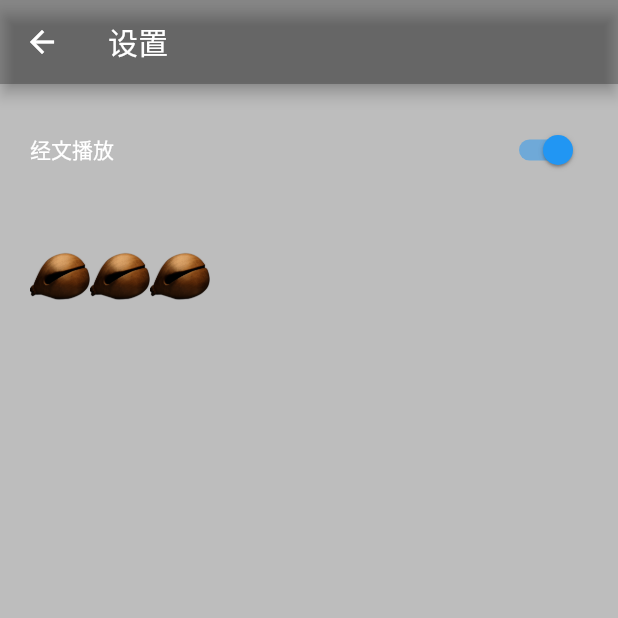
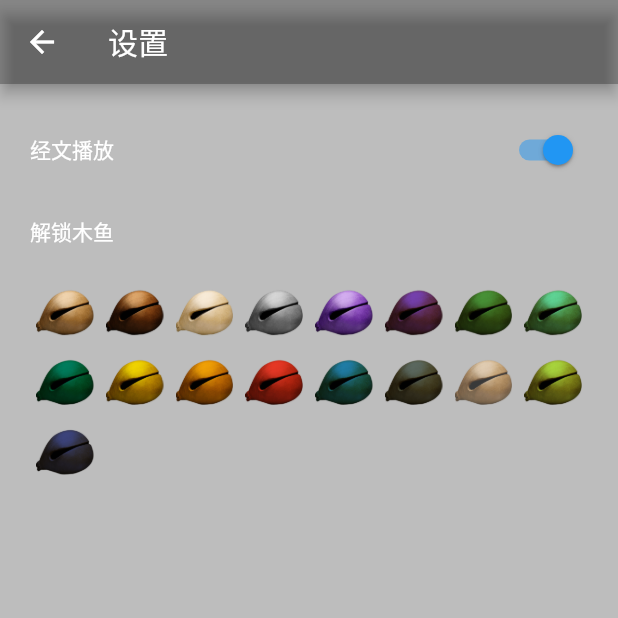
Before and after one commit to GodCodeApps/WoodenFishFlutter, a Flutter app: the Setting screen opened by its route, on a phone screen of 412 x 824 dp, the top half of it. Run offline on Flutter 3.47's test engine with Material 2 defaults, Android fonts, the phone set to English and light mode, and no system bars; our stand-ins replace flutter_swiper, shared_preferences; missing offline and left inert: audioplayer, dart:ffi, flutter_lifecycle_aware; accounts and stored records are empty.

Commit message:
图标，解锁木鱼

```diff
--- a/lib/model/constant.dart
+++ b/lib/model/constant.dart
@@ -1,3 +1,49 @@
+import 'package:flutter/material.dart';
+
 class Constant {
   static const String countKey = "count_key";
+  static const String musicKey = "music_key";
+  static const String fishKey = "fish_key";
+  static const dataList = [
+    ColorFilter.mode(Colors.white, BlendMode.modulate),
+    ColorFilter.srgbToLinearGamma(),
+    ColorFilter.linearToSrgbGamma(),
+    ColorFilter.matrix(<double>[
+      0.2126,
+      0.7152,
+      0.0722,
+      0,
+      0,
+      0.2126,
+      0.7152,
+      0.0722,
+      0,
+      0,
+      0.2126,
+      0.7152,
+      0.0722,
+      0,
+      0,
+      0,
+      0,
+      0,
+      1,
+      0,
+    ]),
+    ColorFilter.matrix(
+        <double>[0, 1, 0, 0, 0, 0, 0, 1, 0, 0, 1, 0, 0, 0, 0, 0, 0, 0, 1, 0]),
+    ColorFilter.mode(Colors.deepPurpleAccent, BlendMode.modulate),
+    ColorFilter.mode(Colors.green, BlendMode.modulate),
+    ColorFilter.mode(Colors.tealAccent, BlendMode.modulate),
+    ColorFilter.mode(Colors.teal, BlendMode.modulate),
+    ColorFilter.mode(Colors.yellowAccent, BlendMode.modulate),
+    ColorFilter.mode(Colors.amber, BlendMode.modulate),
+    ColorFilter.mode(Colors.red, BlendMode.modulate),
+    ColorFilter.mode(Colors.blue, BlendMode.modulate),
+    ColorFilter.mode(Colors.blueGrey, BlendMode.modulate),
+    ColorFilter.mode(Colors.white70, BlendMode.modulate),
+    ColorFilter.mode(Colors.lightGreenAccent, BlendMode.modulate),
+    ColorFilter.mode(Colors.indigo, BlendMode.modulate),
+
+  ];
 }
--- a/lib/model/storage.dart
+++ b/lib/model/storage.dart
@@ -12,4 +12,13 @@ class Storage {
     SharedPreferences sp = await SharedPreferences.getInstance();
     return sp.getInt(key) ?? 0;
   }
+  static Future<void> setBool(key, value) async {
+    SharedPreferences sp = await SharedPreferences.getInstance();
+    sp.setBool(key, value);
+  }
+
+  static Future<bool> getBool(key) async {
+    SharedPreferences sp = await SharedPreferences.getInstance();
+    return sp.getBool(key) ?? false;
+  }
 }
--- a/lib/pages/home.dart
+++ b/lib/pages/home.dart
@@ -13,13 +13,13 @@ class Home extends StatefulWidget {
   @override
   State<Home> createState() => _HomeState();
 }
+
 class HomeViewModel extends LifecycleObserver {
   ///需要释放的资源
   ScrollController controller = ScrollController();
 
   ///初始化数据
-  void initData() {
-  }
+  void initData() {}
 
   ///销毁/释放资源
   void destroy() {
@@ -37,31 +37,40 @@ class HomeViewModel extends LifecycleObserver {
     }
   }
 }
+
 class _HomeState extends State<Home> with TickerProviderStateMixin, Lifecycle {
   late final AudioPlayer audioPlayer;
   late final AudioPlayer musicPlayer;
   late final AnimationController gunziAnimalController;
   late final Animation<double> animation;
   int count = 0;
+  late ColorFilter colorFilter;
 
   getData() async {
     int s = await Storage.getInt(Constant.countKey);
     setState(() {
       count = s;
     });
+    bool music = await Storage.getBool(Constant.musicKey);
+    if (music) {
+      musicPlayer = AudioPlayer();
+      musicPlayer
+          .play("https://unwatermarker.cn/woodenFish/audio/dabeizou.mp3");
+    }
+    int fish = await Storage.getInt(Constant.fishKey);
+    colorFilter = Constant.dataList.elementAt(fish);
   }
 
   @override
   void initState() {
     super.initState();
-    HomeViewModel viewModel= HomeViewModel();
+    HomeViewModel viewModel = HomeViewModel();
     getLifecycle().addObserver(viewModel);
     viewModel.initData();
     Storage.getInt(Constant.countKey).then((value) => {count = value});
+    getData();
     print(">>>>>>>>>>>initState");
     audioPlayer = AudioPlayer();
-    musicPlayer = AudioPlayer();
-    // musicPlayer.play("dabeizou.mp3", isLocal: true);
     gunziAnimalController = AnimationController(
       duration: const Duration(milliseconds: 600),
       vsync: this,
@@ -109,18 +118,24 @@ class _HomeState extends State<Home> with TickerProviderStateMixin, Lifecycle {
                       child: Stack(
                           alignment: AlignmentDirectional.center,
                           children: [
-                            const Image(
-                                image: AssetImage('assets/muyu.png'),
+                            ColorFiltered(
+                              colorFilter: colorFilter,
+                              child: const Image(
+                                  image: AssetImage("assets/muyu.png"),
                                   width: 280.0,
                                   height: 380.0),
+                            ),
                             Positioned(
                                 top: 0.0,
                                 right: -20.0,
+                                child: ColorFiltered(
+                                  colorFilter: colorFilter,
                                   child: RotationTransition(
                                     turns: animation,
                                     child: const Image(
                                       image: AssetImage('assets/gunzi.png'),
                                       width: 180.0,
+                                    ),
                                   ),
                                 ))
                           ]))),
--- a/lib/pages/setting.dart
+++ b/lib/pages/setting.dart
@@ -1,4 +1,6 @@
 import 'package:flutter/material.dart';
+import 'package:wooden_fish/model/constant.dart';
+import 'package:wooden_fish/model/storage.dart';
 
 class Setting extends StatefulWidget {
   const Setting({Key? key}) : super(key: key);
@@ -32,41 +34,53 @@ class _SettingState extends State<Setting> {
                       onChanged: (value) {
                         setState(() {
                           switchValue = !switchValue;
+                          Storage.setBool(Constant.musicKey, switchValue);
                         });
                       })
                 ],
               ),
             ),
             Padding(
-              padding: const EdgeInsets.all(20),
+              padding: const EdgeInsets.only(left: 20.0, right: 20.0),
               child: Row(
                 children: const [
-                  ColorFiltered(
-                    colorFilter: ColorFilter.srgbToLinearGamma(),
-                    child: Image(
-                        image: AssetImage("assets/muyu.png"),
-                        fit: BoxFit.cover,
-                        width: 40.0,
-                        height: 40.0),
-                  ),
-                  ColorFiltered(
-                    colorFilter: ColorFilter.srgbToLinearGamma(),
-                    child: Image(
-                        image: AssetImage("assets/muyu.png"),
-                        fit: BoxFit.cover,
-                        width: 40.0,
-                        height: 40.0),
-                  ),
-                  ColorFiltered(
-                    colorFilter: ColorFilter.srgbToLinearGamma(),
-                    child: Image(
-                        image: AssetImage("assets/muyu.png"),
-                        fit: BoxFit.cover,
-                        width: 40.0,
-                        height: 40.0),
-                  ),
+                  Text("解锁木鱼",
+                      style: TextStyle(color: Colors.white),
+                      textAlign: TextAlign.start),
                 ],
               ),
+            ),
+            Padding(
+              padding: const EdgeInsets.all(20),
+              child: SizedBox(
+                  height: 200.0,
+                  child: GridView(
+                    padding: const EdgeInsets.symmetric(vertical: 0),
+                    gridDelegate:
+                        const SliverGridDelegateWithFixedCrossAxisCount(
+                      crossAxisCount: 8,
+                    ),
+                    children: Constant.dataList
+                        .map((item) => InkWell(
+                              child: Padding(
+                                padding: const EdgeInsets.all(4.0),
+                                child: ColorFiltered(
+                                  colorFilter: item,
+                                  child: const Image(
+                                      image: AssetImage("assets/muyu.png"),
+                                      fit: BoxFit.cover,
+                                      width: 40.0,
+                                      height: 40.0),
+                                ),
+                              ),
+                              onTap: () {
+                                Storage.setInt(Constant.fishKey,
+                                    Constant.dataList.indexOf(item));
+                                Navigator.pop(context);
+                              },
+                            ))
+                        .toList(),
+                  )),
             )
           ],
         ));
```
Also changed, not shown: pubspec.lock, 17 other files. Lines whose indentation alone changed are shown as unchanged.
